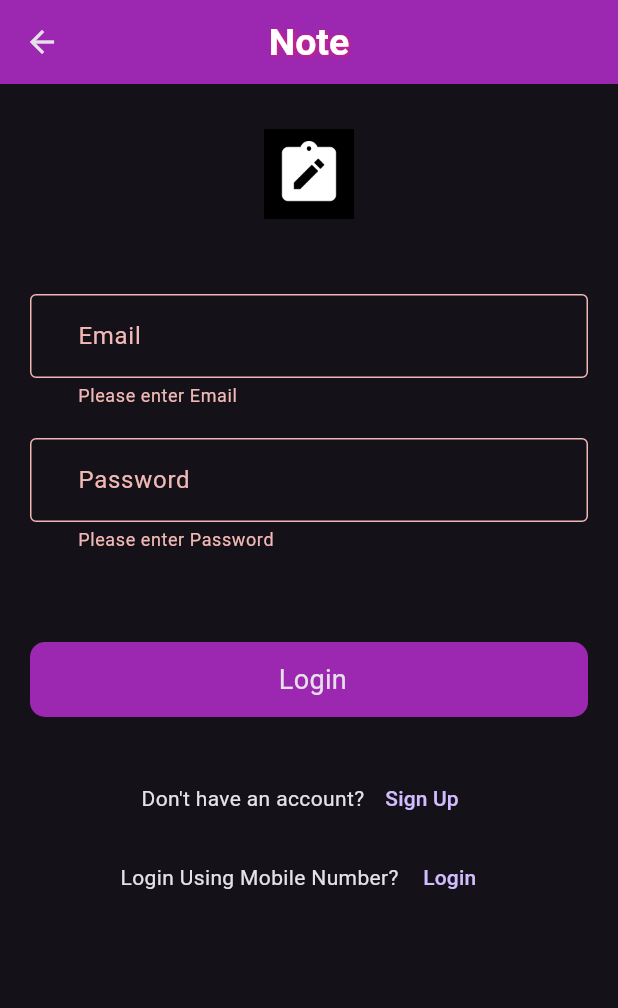
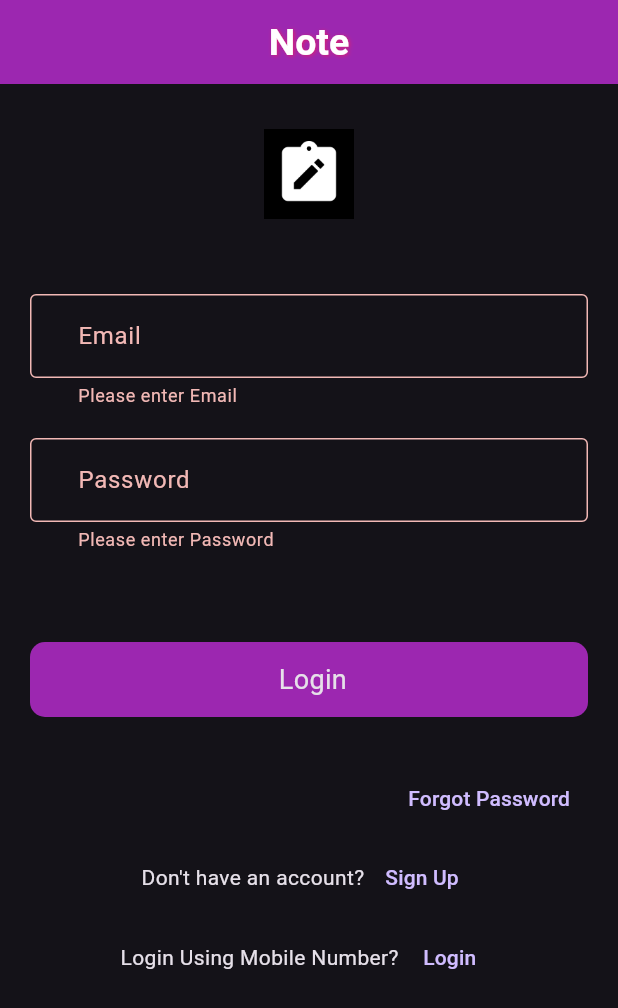
Before and after one commit to suraj-khot-19/Notes, a Flutter app: the screen it shows after launch, after a tap on "Login", on a phone screen of 412 x 824 dp. Shown: the top 1008 px of the screen. Run offline on Flutter 3.47's test engine with Material 3 defaults, Android fonts, the phone set to English and light mode, and no system bars; our stand-ins replace firebase_auth, firebase_core, firebase_database, fluttertoast, intl_phone_field; accounts and stored records are empty; generated files the repository leaves out were written again.

Commit message:
forgot pass:success

```diff
--- a/firebase1/lib/Widget/support_widget/controllers.dart
+++ b/firebase1/lib/Widget/support_widget/controllers.dart
@@ -11,3 +11,4 @@ TextEditingController note = TextEditingController();
 TextEditingController searchFilterController = TextEditingController();
 TextEditingController editController = TextEditingController();
 TextEditingController deleteController = TextEditingController();
+TextEditingController forgotPass = TextEditingController();
--- a/firebase1/lib/Widget/utils/utils.dart
+++ b/firebase1/lib/Widget/utils/utils.dart
@@ -5,9 +5,9 @@ class Utils {
   void toastMessage(String message) {
     Fluttertoast.showToast(
       msg: message,
-      toastLength: Toast.LENGTH_SHORT,
+      toastLength: Toast.LENGTH_LONG,
       gravity: ToastGravity.BOTTOM,
-      timeInSecForIosWeb: 1,
+      timeInSecForIosWeb: 3,
       backgroundColor: Colors.black.withOpacity(0.8),
       textColor: Colors.white,
       fontSize: 16.0,
--- a/firebase1/lib/firebase_services/splash_screen.dart
+++ b/firebase1/lib/firebase_services/splash_screen.dart
@@ -2,7 +2,6 @@ import 'package:firebase1/Widget/support_widget/sized_box.dart';
 import 'package:firebase1/firebase_services/splash_service.dart';
 
 import 'package:flutter/material.dart';
-import 'package:loading_indicator/loading_indicator.dart';
 
 class SplashScreen extends StatefulWidget {
   const SplashScreen({super.key});
@@ -27,15 +26,9 @@ class _SplashScreenState extends State<SplashScreen> {
         mainAxisAlignment: MainAxisAlignment.center,
         crossAxisAlignment: CrossAxisAlignment.center,
         children: [
-          const LoadingIndicator(
-            indicatorType: Indicator.ballRotateChase,
-            colors: [
-              Colors.red,
-              Colors.blue,
-              Colors.pink,
-              Colors.cyan,
-            ],
-            strokeWidth: 1,
+          const CircularProgressIndicator(
+            color: Colors.cyan,
+            strokeWidth: 5,
           ),
           addVerticalSpace(30),
           const Text(
--- a/firebase1/lib/screens/add_note.dart
+++ b/firebase1/lib/screens/add_note.dart
@@ -41,7 +41,7 @@ class _MyPostScreenState extends State<MyPostScreen> {
                 height: 35,
                 width: 35,
                 child: Image.asset(
-                  'assets/images/app_logo.png',
+                  'assets/images/app12.png',
                   fit: BoxFit.contain,
                 )),
             addHorizontalSpace(90),
--- a/firebase1/lib/verify_screens/auth/Email/login_screen.dart
+++ b/firebase1/lib/verify_screens/auth/Email/login_screen.dart
@@ -1,4 +1,5 @@
 import 'package:firebase1/Widget/utils/all_management.dart';
+import 'package:firebase1/verify_screens/auth/Email/forgot_password.dart';
 import 'package:firebase1/verify_screens/auth/Mobile/mobile_verify.dart';
 import 'package:firebase1/verify_screens/auth/Email/sign_up.dart';
 import 'package:firebase1/Widget/utils/utils.dart';
@@ -48,6 +49,7 @@ class _LoginScreenState extends State<LoginScreen> {
   Widget build(BuildContext context) {
     return Scaffold(
       appBar: AppBar(
+        automaticallyImplyLeading: false,
         title: Text(
           StringManger().appName,
           style: TextStyle(
@@ -93,13 +95,22 @@ class _LoginScreenState extends State<LoginScreen> {
                           });
 
                           loginForUser();
-                          setState(() {
-                            username.clear();
-                            password.clear();
-                          });
                         }
                       }),
                   addVerticalSpace(30),
+                  Align(
+                    alignment: Alignment.bottomRight,
+                    child: TextButton(
+                      child: Text("Forgot Password"),
+                      onPressed: () {
+                        Navigator.push(context,
+                            MaterialPageRoute(builder: (context) {
+                          return ForgotPasswordScreen();
+                        }));
+                      },
+                    ),
+                  ),
+                  addVerticalSpace(5),
                   Row(
                     mainAxisAlignment: MainAxisAlignment.center,
                     children: [
@@ -143,4 +154,11 @@ class _LoginScreenState extends State<LoginScreen> {
       ),
     );
   }
+
+  @override
+  void dispose() {
+    super.dispose();
+    username.dispose();
+    password.dispose();
+  }
 }
--- a/firebase1/pubspec.yaml
+++ b/firebase1/pubspec.yaml
@@ -40,14 +40,12 @@ dependencies:
   cloud_firestore: ^4.17.2
   fluttertoast: ^8.2.5
   flutter_firebase_recaptcha: ^1.0.2
-  loading_indicator: ^3.1.1
   firebase_app_check: ^0.2.2+5
   firebase_database: ^10.5.5
   intl_phone_field: ^3.1.0
 
 dev_dependencies:
   flutter_launcher_icons: "^0.13.1"
-  change_app_package_name: ^1.1.0
 
 flutter_launcher_icons:
   android: "launcher_icon"
```
Also changed, not shown: firebase1/lib/screens/home.dart (+3 -10 lines), firebase1/lib/verify_screens/auth/Email/forgot_password.dart (added, +115 -0 lines), firebase1/lib/verify_screens/auth/Email/sign_up.dart (+0 -16 lines), firebase1/pubspec.lock, 2 other files.
